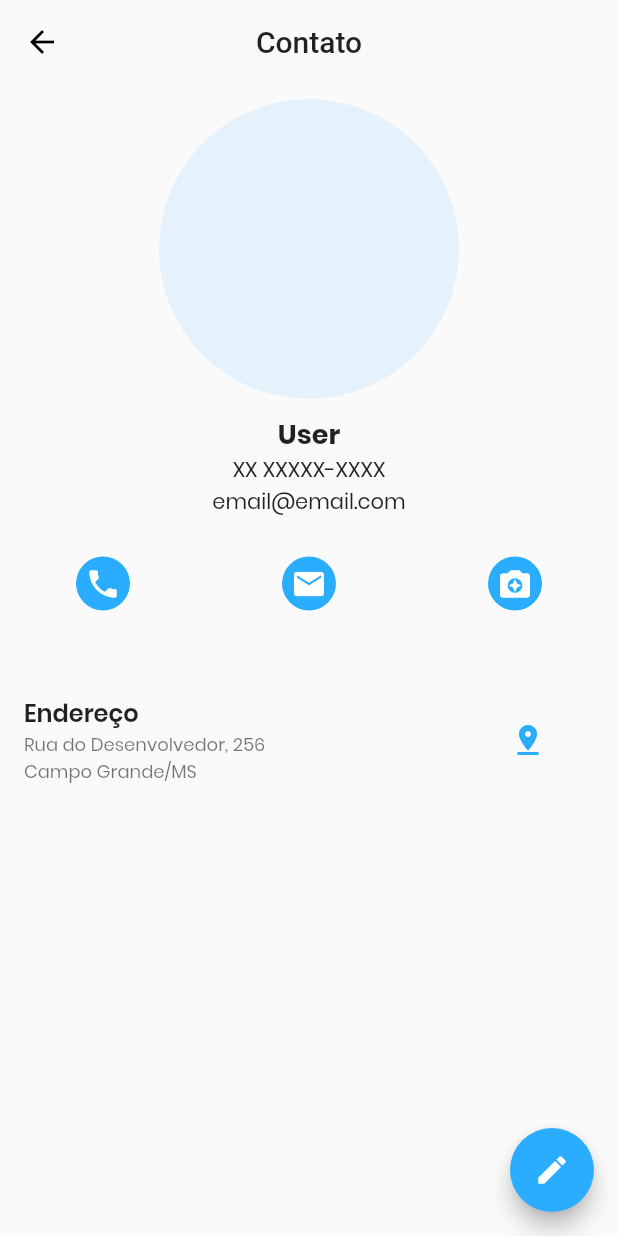
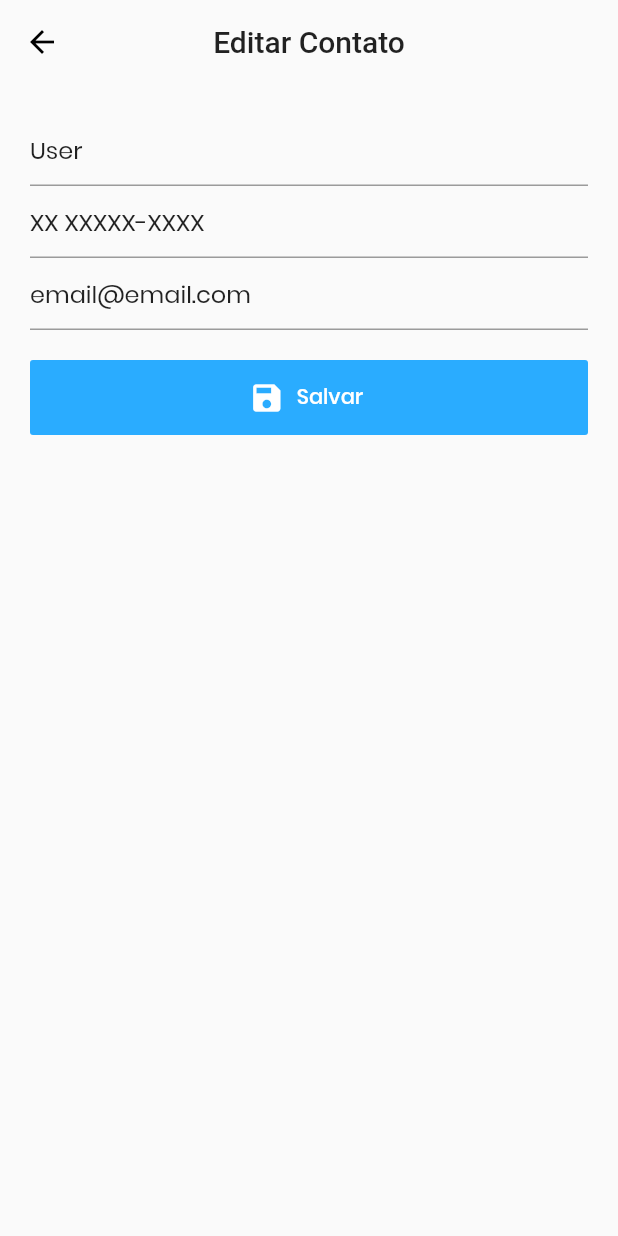
Before and after one commit to dhiegogoncalves/flutter_contacts, a Flutter app: the DetailsView screen opened directly, after a tap on the "edit" icon, on a phone screen of 412 x 824 dp. Run offline on Flutter 3.47's test engine with Material 2 defaults, Android fonts, the phone set to English and light mode, and no system bars.

Commit message:
Implementação da tela do crud do contato no android.

```diff
--- a/lib/android/views/details.view.dart
+++ b/lib/android/views/details.view.dart
@@ -1,4 +1,6 @@
 import 'package:flutter/material.dart';
+import 'package:flutter_contacts/android/views/editor_contact.view.dart';
+import 'package:flutter_contacts/models/contact.model.dart';
 
 class DetailsView extends StatelessWidget {
   @override
@@ -132,7 +134,21 @@ class DetailsView extends StatelessWidget {
         ],
       ),
       floatingActionButton: FloatingActionButton(
-        onPressed: () {},
+        onPressed: () {
+          Navigator.push(
+            context,
+            MaterialPageRoute(
+              builder: (context) => EditorContactView(
+                model: ContactModel(
+                  id: '1',
+                  name: 'User',
+                  email: 'email@email.com',
+                  phone: 'XX XXXXX-XXXX',
+                ),
+              ),
+            ),
+          );
+        },
         backgroundColor: Theme.of(context).primaryColor,
         child: Icon(
           Icons.edit,
--- /dev/null
+++ b/lib/android/views/editor_contact.view.dart
@@ -0,0 +1,68 @@
+import 'package:flutter/material.dart';
+import 'package:flutter_contacts/models/contact.model.dart';
+
+class EditorContactView extends StatelessWidget {
+  final ContactModel model;
+
+  EditorContactView({this.model});
+
+  @override
+  Widget build(BuildContext context) {
+    return Scaffold(
+      appBar: AppBar(
+        title: model == null ? Text("Novo Contato") : Text("Editar Contato"),
+        centerTitle: true,
+        backgroundColor: Colors.transparent,
+        elevation: 0,
+      ),
+      body: SingleChildScrollView(
+        padding: EdgeInsets.all(20),
+        child: Form(
+          child: Column(
+            children: <Widget>[
+              TextFormField(
+                initialValue: model?.name,
+                onSaved: (val) {
+                  model.name = val;
+                },
+              ),
+              TextFormField(
+                initialValue: model?.phone,
+                onSaved: (val) {
+                  model.phone = val;
+                },
+              ),
+              TextFormField(
+                initialValue: model?.email,
+                onSaved: (val) {
+                  model.email = val;
+                },
+              ),
+              SizedBox(
+                height: 20,
+              ),
+              Container(
+                width: double.infinity,
+                height: 50,
+                child: FlatButton.icon(
+                  color: Theme.of(context).primaryColor,
+                  onPressed: () {},
+                  icon: Icon(
+                    Icons.save,
+                    color: Theme.of(context).accentColor,
+                  ),
+                  label: Text(
+                    "Salvar",
+                    style: TextStyle(
+                      color: Theme.of(context).accentColor,
+                    ),
+                  ),
+                ),
+              ),
+            ],
+          ),
+        ),
+      ),
+    );
+  }
+}
--- a/lib/android/views/home.view.dart
+++ b/lib/android/views/home.view.dart
@@ -1,5 +1,6 @@
 import 'package:flutter/material.dart';
 import 'package:flutter_contacts/android/views/details.view.dart';
+import 'package:flutter_contacts/android/views/editor_contact.view.dart';
 
 class HomeView extends StatelessWidget {
   @override
@@ -52,7 +53,14 @@ class HomeView extends StatelessWidget {
         ],
       ),
       floatingActionButton: FloatingActionButton(
-        onPressed: () {},
+        onPressed: () {
+          Navigator.push(
+            context,
+            MaterialPageRoute(
+              builder: (context) => EditorContactView(),
+            ),
+          );
+        },
         backgroundColor: Theme.of(context).primaryColor,
         child: Icon(
           Icons.add,
--- /dev/null
+++ b/lib/models/contact.model.dart
@@ -0,0 +1,8 @@
+class ContactModel {
+  String id;
+  String name;
+  String email;
+  String phone;
+
+  ContactModel({this.id, this.name, this.email, this.phone});
+}
```
